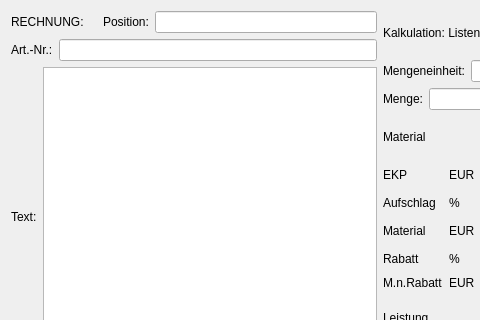
First picture: the form in form/general_page.ui, repository romanweissflog/FAKT, before the edit; both pictures show x 0 to 480 and y 0 to 320 of the 759 by 586 pixel window.
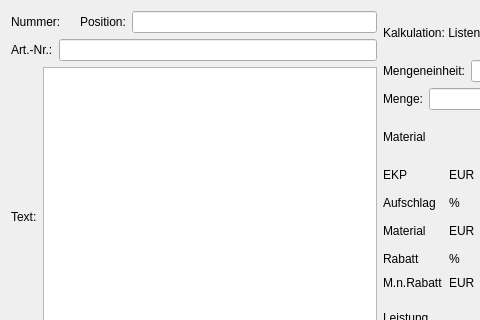
Second picture: the form after the edit. Custom widgets are drawn as their Qt base class.

What changed in the file:
```diff
--- a/form/general_page.ui
+++ b/form/general_page.ui
@@ -25,7 +25,7 @@
            <item>
             <widget class="QLabel" name="label_2">
              <property name="text">
-              <string>RECHNUNG:</string>
+              <string>Nummer:</string>
              </property>
             </widget>
            </item>
```
